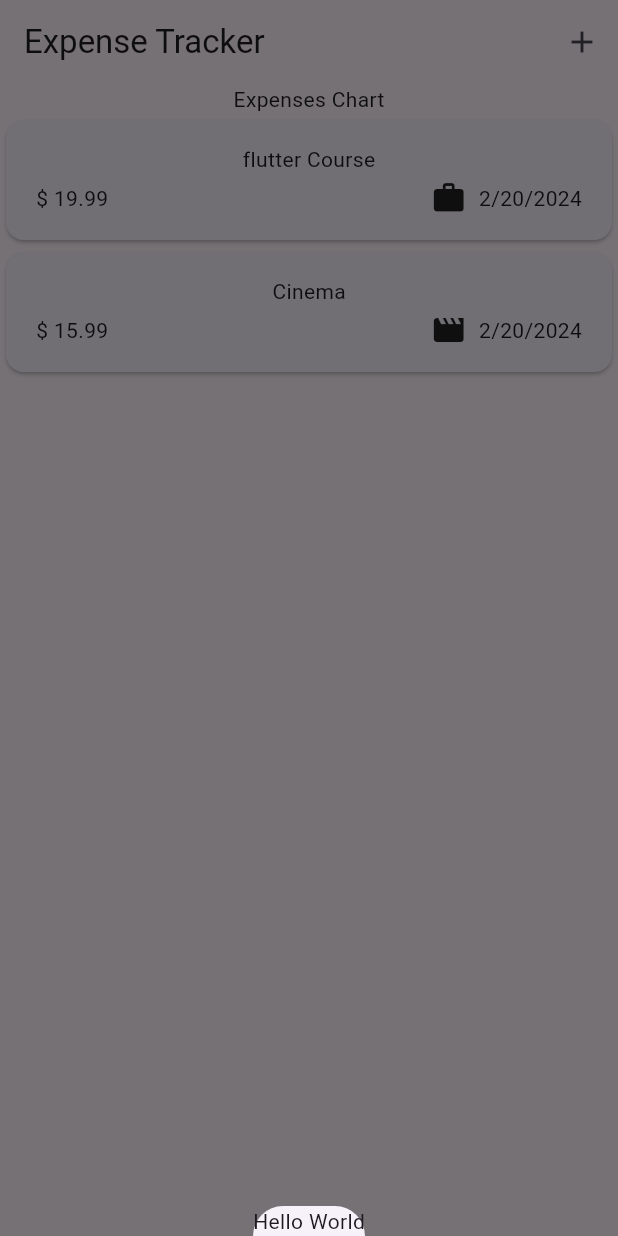
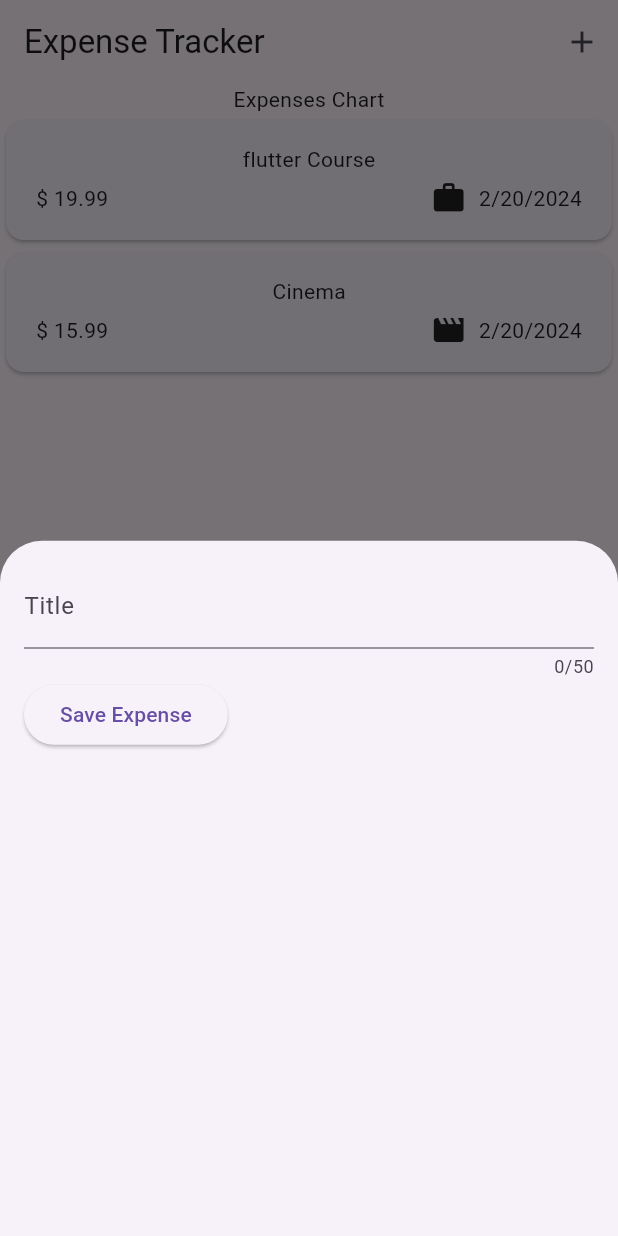
Before and after one commit to Waqas2332/Flutter-Development, a Flutter app: the screen it shows after launch, after a tap on the "add" icon, on a phone screen of 412 x 824 dp. Run offline on Flutter 3.47's test engine with Material 3 defaults, Android fonts, the phone set to English and light mode, and no system bars; our stand-ins replace google_fonts.

Commit message:
Handled User input with text field

```diff
--- a/expense_tracker/lib/widgets/expenses.dart
+++ b/expense_tracker/lib/widgets/expenses.dart
@@ -1,5 +1,6 @@
 import 'package:expense_tracker/widgets/expenses_list/expenses_list.dart';
 import 'package:expense_tracker/model/expense.dart';
+import 'package:expense_tracker/widgets/new_expense.dart';
 import 'package:flutter/material.dart';
 
 class Expenses extends StatefulWidget {
@@ -30,7 +31,7 @@
   void _openAddExpenseOverlay() {
     showModalBottomSheet(
       context: context,
-      builder: (ctx) => const Text("Hello World"),
+      builder: (ctx) => const NewExpense(),
     );
   }
 
--- /dev/null
+++ b/expense_tracker/lib/widgets/new_expense.dart
@@ -0,0 +1,44 @@
+import 'package:flutter/material.dart';
+
+class NewExpense extends StatefulWidget {
+  const NewExpense({super.key});
+
+  @override
+  State<NewExpense> createState() {
+    return _NewExpense();
+  }
+}
+
+class _NewExpense extends State<NewExpense> {
+  var _eneteredTitle = "";
+  void _saveTitleInput(String inputValue) {
+    _eneteredTitle = inputValue;
+  }
+
+  @override
+  Widget build(BuildContext context) {
+    return Padding(
+      padding: const EdgeInsets.all(16),
+      child: Column(
+        children: [
+          TextField(
+            onChanged: _saveTitleInput,
+            maxLength: 50,
+            decoration: const InputDecoration(
+              label: Text("Title"),
+            ),
+          ),
+          Row(
+            children: [
+              ElevatedButton(
+                  onPressed: () {
+                    print(_eneteredTitle);
+                  },
+                  child: const Text("Save Expense"))
+            ],
+          ),
+        ],
+      ),
+    );
+  }
+}
```
